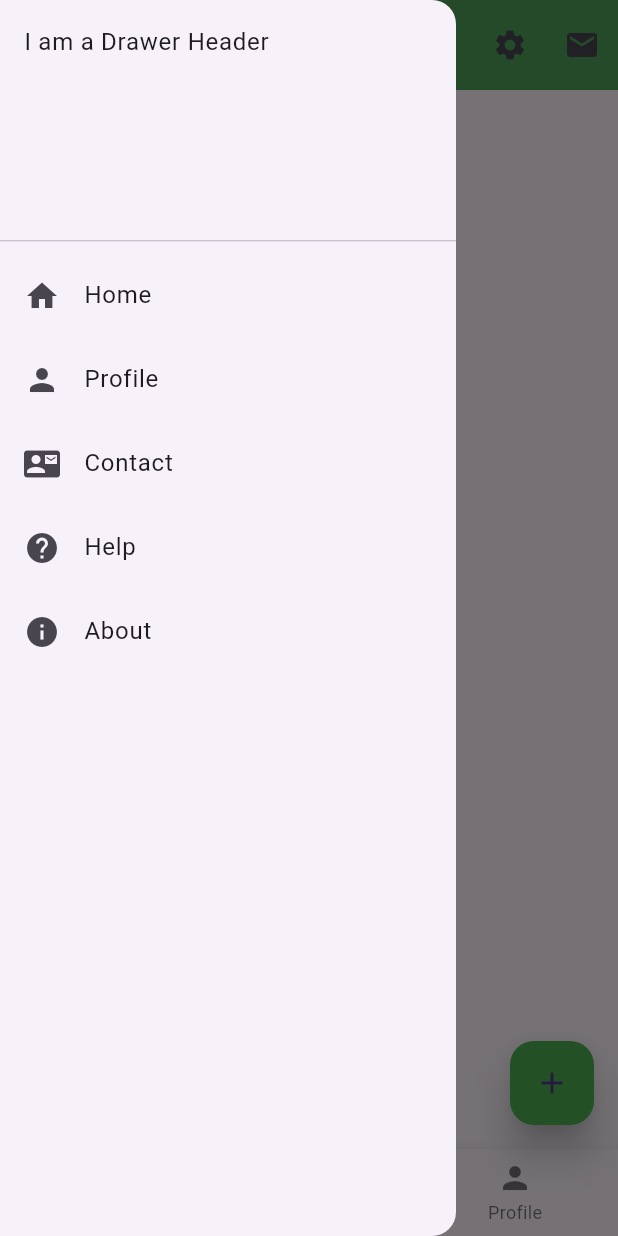
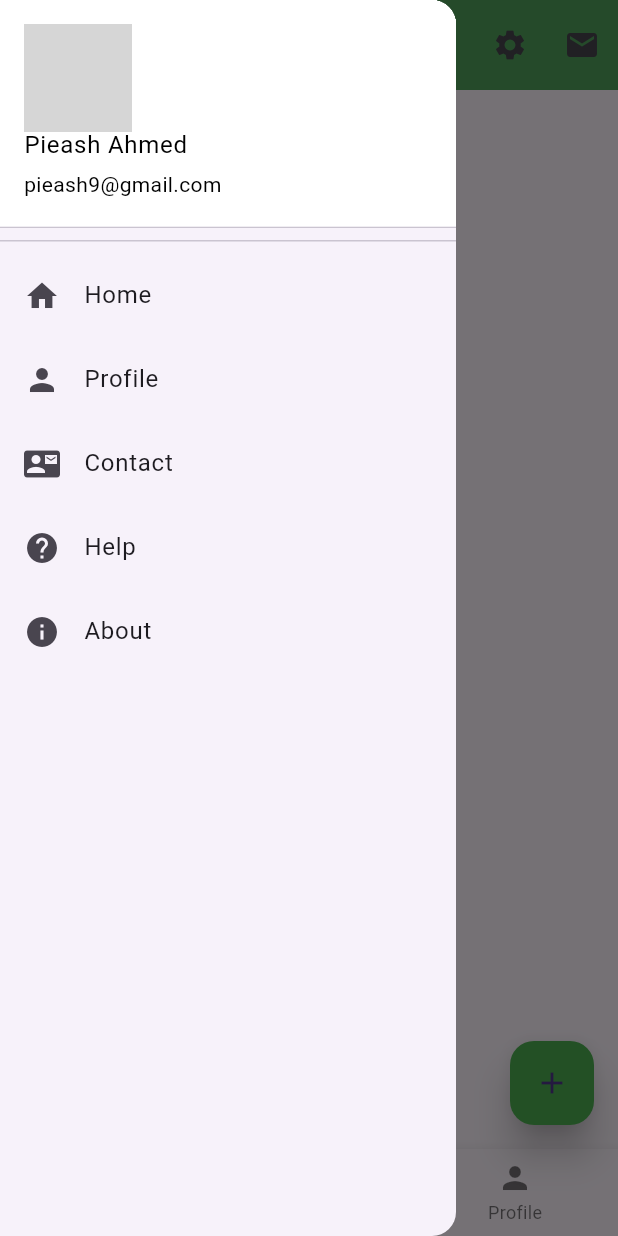
Before and after one commit to pieash9/first-flutter, a Flutter app: the screen it shows after launch, with the side drawer open, on a phone screen of 412 x 824 dp. Run offline on Flutter 3.47's test engine with Material 3 defaults, Android fonts, the phone set to English and light mode, and no system bars; network calls fail; grey boxes are pictures that could not be loaded.

Commit message:
update drawer header to include user account details and profile picture

```diff
--- a/lib/main.dart
+++ b/lib/main.dart
@@ -104,7 +104,26 @@ class HomeActivity extends StatelessWidget {
       drawer: Drawer(
         child: ListView(
           children: [
-            DrawerHeader(child: Text("I am a Drawer Header")),
+            DrawerHeader(
+              padding: EdgeInsets.zero,
+              child: UserAccountsDrawerHeader(
+                decoration: BoxDecoration(color: Colors.white),
+                accountName: Text(
+                  "Pieash Ahmed",
+                  style: TextStyle(color: Colors.black),
+                ),
+                accountEmail: Text(
+                  "pieash9@gmail.com",
+                  style: TextStyle(color: Colors.black),
+                ),
+                currentAccountPicture: Image.network(
+                  "https://media.licdn.com/dms/image/v2/D5603AQFoYUJq3jYfKA/profile-displayphoto-shrink_800_800/profile-displayphoto-shrink_800_800/0/1685628922814?e=1762387200&v=beta&t=TQNqPy7-pCVKoaY-iy4KYptDgnDYV7e9Soo92sBaSXE",
+                ),
+                onDetailsPressed: (){
+                  MySnackBar("This is my profile", context);
+                },
+              ),
+            ),
             ListTile(
               leading: Icon(Icons.home),
               title: Text("Home"),
```
